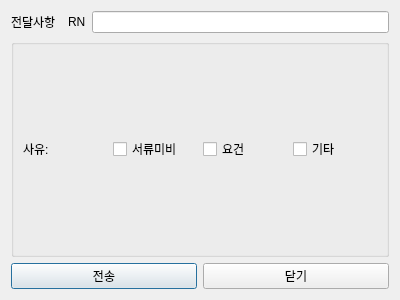
Glen-Lee-glitch/new_viewer, file ui/special_note_dialog.ui: the form before one commit.
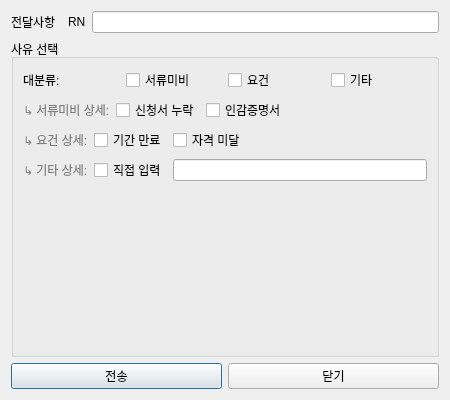
The form after the commit.

Commit message:
feat: 전달사항 입력 창 구체화
- 이유 - 체크박스로 구성
- 이유 여러 개 선택이 되고 선택될 때마다 상세 체크박스 형성

The edit to the form file:
```diff
--- a/ui/special_note_dialog.ui
+++ b/ui/special_note_dialog.ui
@@ -6,8 +6,8 @@
    <rect>
     <x>0</x>
     <y>0</y>
-    <width>400</width>
-    <height>300</height>
+    <width>450</width>
+    <height>400</height>
    </rect>
   </property>
   <property name="windowTitle">
@@ -48,7 +48,7 @@
    <item>
     <widget class="QGroupBox" name="groupBox">
      <property name="title">
-      <string/>
+      <string>사유 선택</string>
      </property>
      <layout class="QVBoxLayout" name="verticalLayout_2">
       <item>
@@ -56,7 +56,7 @@
         <item>
          <widget class="QLabel" name="label_3">
           <property name="text">
-           <string>사유:</string>
+           <string>대분류:</string>
           </property>
          </widget>
         </item>
@@ -83,6 +83,176 @@
         </item>
        </layout>
       </item>
+      <item>
+       <widget class="QFrame" name="sub_frame_missing">
+        <property name="visible">
+         <bool>false</bool>
+        </property>
+        <layout class="QHBoxLayout" name="horizontalLayout_missing">
+         <property name="leftMargin">
+          <number>0</number>
+         </property>
+         <property name="topMargin">
+          <number>0</number>
+         </property>
+         <property name="rightMargin">
+          <number>0</number>
+         </property>
+         <property name="bottomMargin">
+          <number>0</number>
+         </property>
+         <item>
+          <widget class="QLabel" name="label_missing">
+           <property name="text">
+            <string>↳ 서류미비 상세:</string>
+           </property>
+           <property name="styleSheet">
+            <string>color: gray;</string>
+           </property>
+          </widget>
+         </item>
+         <item>
+          <widget class="QCheckBox" name="cb_missing_1">
+           <property name="text">
+            <string>신청서 누락</string>
+           </property>
+          </widget>
+         </item>
+         <item>
+          <widget class="QCheckBox" name="cb_missing_2">
+           <property name="text">
+            <string>인감증명서</string>
+           </property>
+          </widget>
+         </item>
+         <item>
+          <spacer name="horizontalSpacer_1">
+           <property name="orientation">
+            <enum>Qt::Orientation::Horizontal</enum>
+           </property>
+           <property name="sizeHint" stdset="0">
+            <size>
+             <width>40</width>
+             <height>20</height>
+            </size>
+           </property>
+          </spacer>
+         </item>
+        </layout>
+       </widget>
+      </item>
+      <item>
+       <widget class="QFrame" name="sub_frame_req">
+        <property name="visible">
+         <bool>false</bool>
+        </property>
+        <layout class="QHBoxLayout" name="horizontalLayout_req">
+         <property name="leftMargin">
+          <number>0</number>
+         </property>
+         <property name="topMargin">
+          <number>0</number>
+         </property>
+         <property name="rightMargin">
+          <number>0</number>
+         </property>
+         <property name="bottomMargin">
+          <number>0</number>
+         </property>
+         <item>
+          <widget class="QLabel" name="label_req">
+           <property name="text">
+            <string>↳ 요건 상세:</string>
+           </property>
+           <property name="styleSheet">
+            <string>color: gray;</string>
+           </property>
+          </widget>
+         </item>
+         <item>
+          <widget class="QCheckBox" name="cb_req_1">
+           <property name="text">
+            <string>기간 만료</string>
+           </property>
+          </widget>
+         </item>
+         <item>
+          <widget class="QCheckBox" name="cb_req_2">
+           <property name="text">
+            <string>자격 미달</string>
+           </property>
+          </widget>
+         </item>
+         <item>
+          <spacer name="horizontalSpacer_2">
+           <property name="orientation">
+            <enum>Qt::Orientation::Horizontal</enum>
+           </property>
+           <property name="sizeHint" stdset="0">
+            <size>
+             <width>40</width>
+             <height>20</height>
+            </size>
+           </property>
+          </spacer>
+         </item>
+        </layout>
+       </widget>
+      </item>
+      <item>
+       <widget class="QFrame" name="sub_frame_other">
+        <property name="visible">
+         <bool>false</bool>
+        </property>
+        <layout class="QHBoxLayout" name="horizontalLayout_other">
+         <property name="leftMargin">
+          <number>0</number>
+         </property>
+         <property name="topMargin">
+          <number>0</number>
+         </property>
+         <property name="rightMargin">
+          <number>0</number>
+         </property>
+         <property name="bottomMargin">
+          <number>0</number>
+         </property>
+         <item>
+          <widget class="QLabel" name="label_other">
+           <property name="text">
+            <string>↳ 기타 상세:</string>
+           </property>
+           <property name="styleSheet">
+            <string>color: gray;</string>
+           </property>
+          </widget>
+         </item>
+         <item>
+          <widget class="QCheckBox" name="cb_other_1">
+           <property name="text">
+            <string>직접 입력</string>
+           </property>
+          </widget>
+         </item>
+         <item>
+          <widget class="QLineEdit" name="lineEdit_other_detail"/>
+         </item>
+        </layout>
+       </widget>
+      </item>
+      <item>
+       <spacer name="verticalSpacer">
+        <property name="orientation">
+         <enum>Qt::Orientation::Vertical</enum>
+        </property>
+        <property name="sizeHint" stdset="0">
+         <size>
+          <width>20</width>
+          <height>40</height>
+         </size>
+        </property>
+       </spacer>
+      </item>
      </layout>
     </widget>
    </item>
```
Left out of the diff: 2 changed lines with no effect on the pictures. The commit also changes 1 other file.
